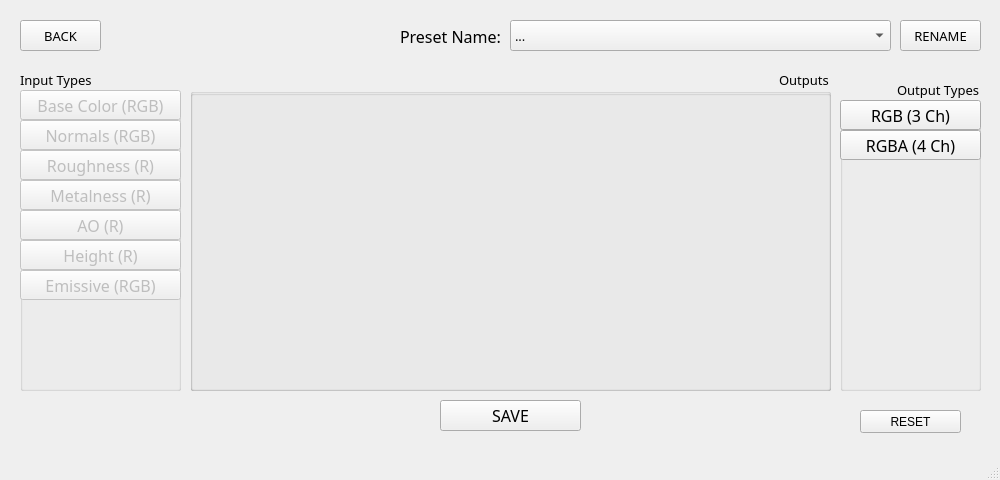
This is PresetMaker.ui in Markgundam/TexturePacker as Qt 5 draws it before an edit. The edited form follows.
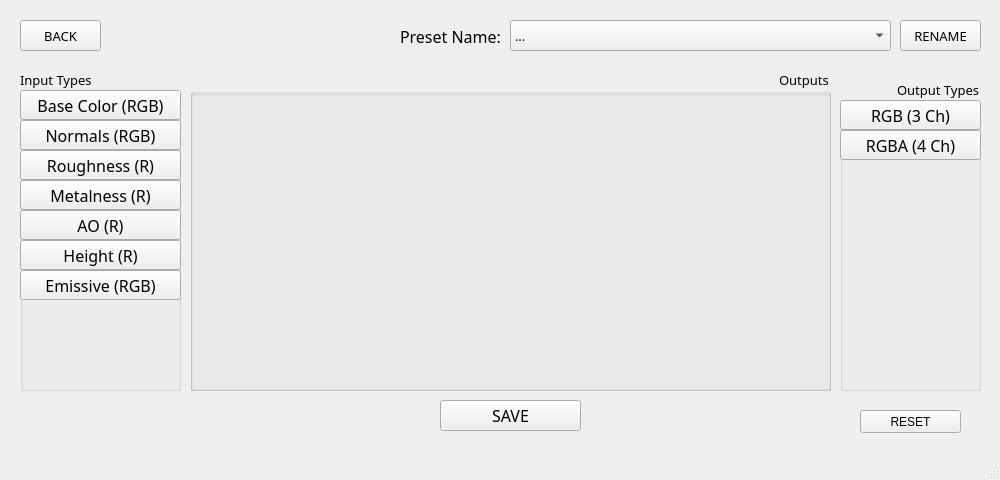
This is the edited form.

Commit message: PresetMaker data finalized

Diff of the .ui file:
```diff
--- a/PresetMaker.ui
+++ b/PresetMaker.ui
@@ -54,7 +54,7 @@
     </property>
     <widget class="QPushButton" name="BaseColorButton">
      <property name="enabled">
-      <bool>false</bool>
+      <bool>true</bool>
      </property>
      <property name="geometry">
       <rect>
@@ -76,7 +76,7 @@
     </widget>
     <widget class="QPushButton" name="NormalsButton">
      <property name="enabled">
-      <bool>false</bool>
+      <bool>true</bool>
      </property>
      <property name="geometry">
       <rect>
@@ -98,7 +98,7 @@
     </widget>
     <widget class="QPushButton" name="RoughnessButton">
      <property name="enabled">
-      <bool>false</bool>
+      <bool>true</bool>
      </property>
      <property name="geometry">
       <rect>
@@ -120,7 +120,7 @@
     </widget>
     <widget class="QPushButton" name="MetalnessButton">
      <property name="enabled">
-      <bool>false</bool>
+      <bool>true</bool>
      </property>
      <property name="geometry">
       <rect>
@@ -142,7 +142,7 @@
     </widget>
     <widget class="QPushButton" name="AOButton">
      <property name="enabled">
-      <bool>false</bool>
+      <bool>true</bool>
      </property>
      <property name="geometry">
       <rect>
@@ -164,7 +164,7 @@
     </widget>
     <widget class="QPushButton" name="HeightButton">
      <property name="enabled">
-      <bool>false</bool>
+      <bool>true</bool>
      </property>
      <property name="geometry">
       <rect>
@@ -186,7 +186,7 @@
     </widget>
     <widget class="QPushButton" name="EmissiveButton">
      <property name="enabled">
-      <bool>false</bool>
+      <bool>true</bool>
      </property>
      <property name="geometry">
       <rect>
```
The commit also changes 1 other file.
